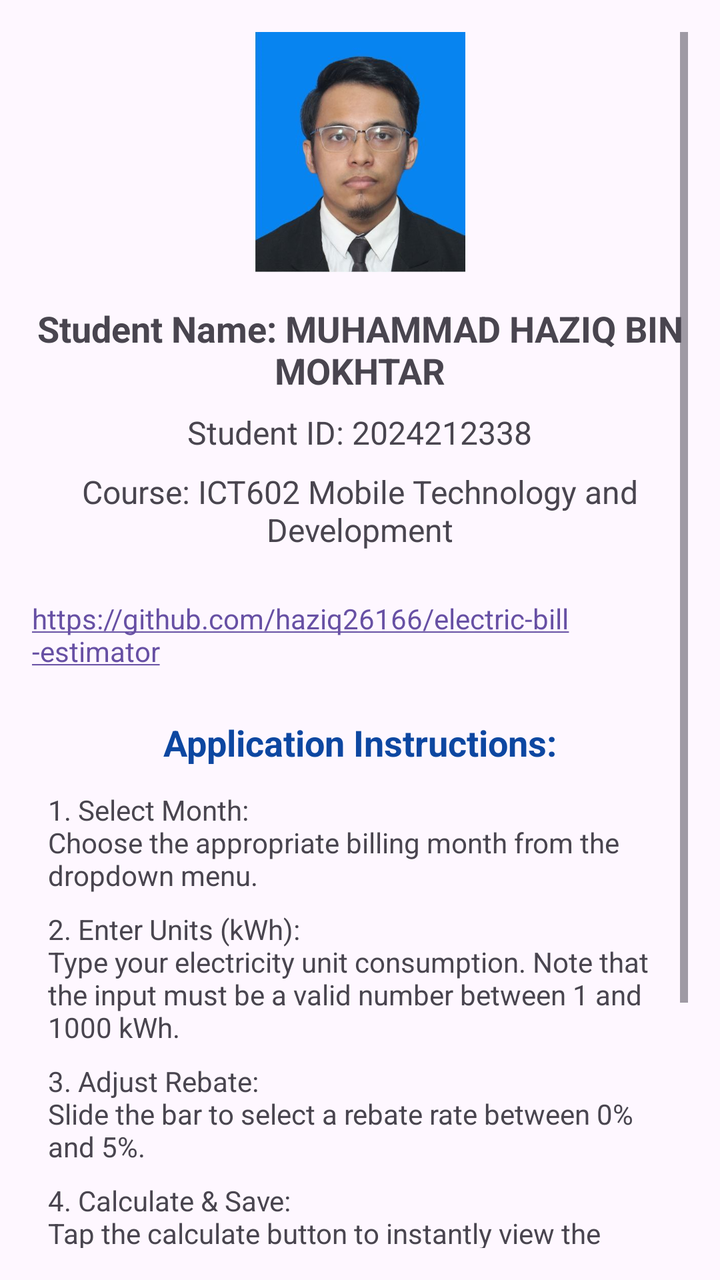
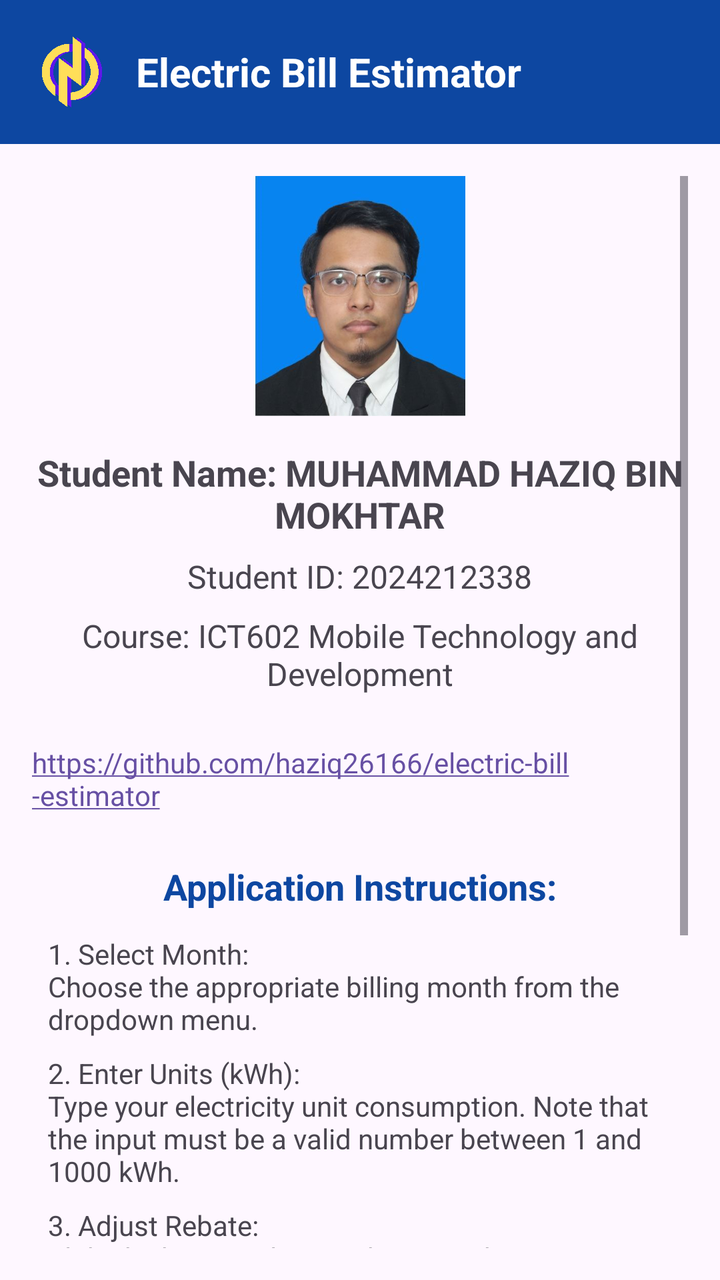

Compare the two renders of this Android layout. The source of the first and the diff that turns it into the second are given below.
<!-- AndroidManifest.xml: application theme Theme.ElectricBillEstimator -->
<!-- res/layout/activity_about.xml -->
<?xml version="1.0" encoding="utf-8"?>
<ScrollView
    xmlns:android="http://schemas.android.com/apk/res/android"
    android:layout_width="match_parent"
    android:layout_height="match_parent"
    android:padding="16dp">

    <LinearLayout
        android:layout_width="match_parent"
        android:layout_height="wrap_content"
        android:orientation="vertical"
        android:gravity="center_horizontal">

        <ImageView
            android:layout_width="120dp"
            android:layout_height="120dp"
            android:src="@drawable/profile"
            android:layout_gravity="center"
            android:layout_marginBottom="16dp"
            android:contentDescription="Student Profile Picture"/>

        <TextView
            android:layout_width="match_parent"
            android:layout_height="wrap_content"
            android:text="Student Name: MUHAMMAD HAZIQ BIN MOKHTAR"
            android:textSize="18sp"
            android:textStyle="bold"
            android:gravity="center" />

        <TextView
            android:layout_width="wrap_content"
            android:layout_height="wrap_content"
            android:text="Student ID: 2024212338"
            android:textSize="16sp"
            android:layout_marginTop="8dp"/>

        <TextView
            android:layout_width="match_parent"
            android:layout_height="wrap_content"
            android:text="Course: ICT602 Mobile Technology and Development"
            android:textSize="16sp"
            android:layout_marginTop="8dp"
            android:gravity="center" />

        <TextView
            android:id="@+id/tvGithubLink"
            android:layout_width="wrap_content"
            android:layout_height="wrap_content"
            android:text="@string/about_url"
            android:textColor="#1976D2"
            android:layout_marginTop="24dp"
            android:autoLink="web"/>

        <TextView
            android:layout_width="match_parent"
            android:layout_height="wrap_content"
            android:text="Application Instructions:"
            android:textSize="18sp"
            android:textStyle="bold"
            android:textColor="#0D47A1"
            android:layout_marginTop="24dp"
            android:gravity="center" />

        <TextView
            android:layout_width="match_parent"
            android:layout_height="wrap_content"
            android:text="1. Select Month:\nChoose the appropriate billing month from the dropdown menu."
            android:textSize="14sp"
            android:layout_marginTop="12dp"
            android:paddingStart="8dp"
            android:paddingEnd="8dp" />

        <TextView
            android:layout_width="match_parent"
            android:layout_height="wrap_content"
            android:text="2. Enter Units (kWh):\nType your electricity unit consumption. Note that the input must be a valid number between 1 and 1000 kWh."
            android:textSize="14sp"
            android:layout_marginTop="8dp"
            android:paddingStart="8dp"
            android:paddingEnd="8dp" />

        <TextView
            android:layout_width="match_parent"
            android:layout_height="wrap_content"
            android:text="3. Adjust Rebate:\nSlide the bar to select a rebate rate between 0% and 5%."
            android:textSize="14sp"
            android:layout_marginTop="8dp"
            android:paddingStart="8dp"
            android:paddingEnd="8dp" />

        <TextView
            android:layout_width="match_parent"
            android:layout_height="wrap_content"
            android:text="4. Calculate &amp; Save:\nTap the calculate button to instantly view the calculated total charges and the final cost breakdown. This action automatically saves the data to the local database."
            android:textSize="14sp"
            android:layout_marginTop="8dp"
            android:paddingStart="8dp"
            android:paddingEnd="8dp" />

        <TextView
            android:layout_width="match_parent"
            android:layout_height="wrap_content"
            android:text="5. Manage Records:\nTap 'View Records' to open your history. Tap any historical record item to view its details, edit the inputs, or completely delete it."
            android:textSize="14sp"
            android:layout_marginTop="8dp"
            android:paddingStart="8dp"
            android:paddingEnd="8dp" />

        <TextView
            android:layout_width="wrap_content"
            android:layout_height="wrap_content"
            android:text="© 2026. All Rights Reserved."
            android:layout_marginTop="32dp"
            android:textStyle="italic"/>

    </LinearLayout>
</ScrollView>
<!-- resources referenced by this layout -->
<resources>
  <!-- drawable profile: jpg bitmap (drawable, 21682 bytes) -->
  <string name="about_url">https://github.com/haziq26166/electric-bill-estimator</string>
  <style name="Theme.ElectricBillEstimator" parent="Base.Theme.ElectricBillEstimator" />
  <style name="Base.Theme.ElectricBillEstimator" parent="Theme.Material3.DayNight.NoActionBar">
          
          
      </style>
</resources>

<!-- the commit's change to res/layout/activity_about.xml (unified diff, before → after) -->
@@ -1,117 +1,146 @@
 <?xml version="1.0" encoding="utf-8"?>
-<ScrollView
-    xmlns:android="http://schemas.android.com/apk/res/android"
+<LinearLayout xmlns:android="http://schemas.android.com/apk/res/android"
     android:layout_width="match_parent"
     android:layout_height="match_parent"
-    android:padding="16dp">
+    android:orientation="vertical">
 
     <LinearLayout
         android:layout_width="match_parent"
         android:layout_height="wrap_content"
-        android:orientation="vertical"
-        android:gravity="center_horizontal">
+        android:orientation="horizontal"
+        android:background="@color/primaryColor"
+        android:padding="16dp"
+        android:gravity="center_vertical">
 
         <ImageView
-            android:layout_width="120dp"
-            android:layout_height="120dp"
-            android:src="@drawable/profile"
-            android:layout_gravity="center"
-            android:layout_marginBottom="16dp"
-            android:contentDescription="Student Profile Picture"/>
-
-        <TextView
-            android:layout_width="match_parent"
-            android:layout_height="wrap_content"
-            android:text="Student Name: MUHAMMAD HAZIQ BIN MOKHTAR"
-            android:textSize="18sp"
-            android:textStyle="bold"
-            android:gravity="center" />
+            android:layout_width="40dp"
+            android:layout_height="40dp"
+            android:src="@drawable/logo"
+            android:layout_marginEnd="12dp"
+            android:contentDescription="App Logo" />
 
         <TextView
             android:layout_width="wrap_content"
             android:layout_height="wrap_content"
-            android:text="Student ID: 2024212338"
-            android:textSize="16sp"
-            android:layout_marginTop="8dp"/>
+            android:text="Electric Bill Estimator"
+            android:textColor="#FFFFFF"
+            android:textSize="20sp"
+            android:textStyle="bold" />
+    </LinearLayout>
 
-        <TextView
+    <ScrollView
+        android:layout_width="match_parent"
+        android:layout_height="match_parent"
+        android:padding="16dp">
+
+        <LinearLayout
             android:layout_width="match_parent"
             android:layout_height="wrap_content"
-            android:text="Course: ICT602 Mobile Technology and Development"
-            android:textSize="16sp"
-            android:layout_marginTop="8dp"
-            android:gravity="center" />
+            android:orientation="vertical"
+            android:gravity="center_horizontal">
 
-        <TextView
-            android:id="@+id/tvGithubLink"
-            android:layout_width="wrap_content"
-            android:layout_height="wrap_content"
-            android:text="@string/about_url"
-            android:textColor="#1976D2"
-            android:layout_marginTop="24dp"
-            android:autoLink="web"/>
+            <ImageView
+                android:layout_width="120dp"
+                android:layout_height="120dp"
+                android:src="@drawable/profile"
+                android:layout_gravity="center"
+                android:layout_marginBottom="16dp"
+                android:contentDescription="Student Profile Picture"/>
 
-        <TextView
-            android:layout_width="match_parent"
-            android:layout_height="wrap_content"
-            android:text="Application Instructions:"
-            android:textSize="18sp"
-            android:textStyle="bold"
-            android:textColor="#0D47A1"
-            android:layout_marginTop="24dp"
-            android:gravity="center" />
+            <TextView
+                android:layout_width="match_parent"
+                android:layout_height="wrap_content"
+                android:text="Student Name: MUHAMMAD HAZIQ BIN MOKHTAR"
+                android:textSize="18sp"
+                android:textStyle="bold"
+                android:gravity="center" />
 
-        <TextView
-            android:layout_width="match_parent"
-            android:layout_height="wrap_content"
-            android:text="1. Select Month:\nChoose the appropriate billing month from the dropdown menu."
-            android:textSize="14sp"
-            android:layout_marginTop="12dp"
-            android:paddingStart="8dp"
-            android:paddingEnd="8dp" />
+            <TextView
+                android:layout_width="wrap_content"
+                android:layout_height="wrap_content"
+                android:text="Student ID: 2024212338"
+                android:textSize="16sp"
+                android:layout_marginTop="8dp"/>
 
-        <TextView
-            android:layout_width="match_parent"
-            android:layout_height="wrap_content"
-            android:text="2. Enter Units (kWh):\nType your electricity unit consumption. Note that the input must be a valid number between 1 and 1000 kWh."
-            android:textSize="14sp"
-            android:layout_marginTop="8dp"
-            android:paddingStart="8dp"
-            android:paddingEnd="8dp" />
+            <TextView
+                android:layout_width="match_parent"
+                android:layout_height="wrap_content"
+                android:text="Course: ICT602 Mobile Technology and Development"
+                android:textSize="16sp"
+                android:layout_marginTop="8dp"
+                android:gravity="center" />
 
-        <TextView
-            android:layout_width="match_parent"
-            android:layout_height="wrap_content"
-            android:text="3. Adjust Rebate:\nSlide the bar to select a rebate rate between 0% and 5%."
-            android:textSize="14sp"
-            android:layout_marginTop="8dp"
-            android:paddingStart="8dp"
-            android:paddingEnd="8dp" />
+            <TextView
+                android:id="@+id/tvGithubLink"
+                android:layout_width="wrap_content"
+                android:layout_height="wrap_content"
+                android:text="@string/about_url"
+                android:textColor="#1976D2"
+                android:layout_marginTop="24dp"
+                android:autoLink="web"/>
 
-        <TextView
-            android:layout_width="match_parent"
-            android:layout_height="wrap_content"
-            android:text="4. Calculate &amp; Save:\nTap the calculate button to instantly view the calculated total charges and the final cost breakdown. This action automatically saves the data to the local database."
-            android:textSize="14sp"
-            android:layout_marginTop="8dp"
-            android:paddingStart="8dp"
-            android:paddingEnd="8dp" />
+            <TextView
+                android:layout_width="match_parent"
+                android:layout_height="wrap_content"
+                android:text="Application Instructions:"
+                android:textSize="18sp"
+                android:textStyle="bold"
+                android:textColor="#0D47A1"
+                android:layout_marginTop="24dp"
+                android:gravity="center" />
 
-        <TextView
-            android:layout_width="match_parent"
-            android:layout_height="wrap_content"
-            android:text="5. Manage Records:\nTap 'View Records' to open your history. Tap any historical record item to view its details, edit the inputs, or completely delete it."
-            android:textSize="14sp"
-            android:layout_marginTop="8dp"
-            android:paddingStart="8dp"
-            android:paddingEnd="8dp" />
+            <TextView
+                android:layout_width="match_parent"
+                android:layout_height="wrap_content"
+                android:text="1. Select Month:\nChoose the appropriate billing month from the dropdown menu."
+                android:textSize="14sp"
+                android:layout_marginTop="12dp"
+                android:paddingStart="8dp"
+                android:paddingEnd="8dp" />
 
-        <TextView
-            android:layout_width="wrap_content"
-            android:layout_height="wrap_content"
-            android:text="© 2026. All Rights Reserved."
-            android:layout_marginTop="32dp"
-            android:textStyle="italic"/>
+            <TextView
+                android:layout_width="match_parent"
+                android:layout_height="wrap_content"
+                android:text="2. Enter Units (kWh):\nType your electricity unit consumption. Note that the input must be a valid number between 1 and 1000 kWh."
+                android:textSize="14sp"
+                android:layout_marginTop="8dp"
+                android:paddingStart="8dp"
+                android:paddingEnd="8dp" />
 
-    </LinearLayout>
-</ScrollView>
+            <TextView
+                android:layout_width="match_parent"
+                android:layout_height="wrap_content"
+                android:text="3. Adjust Rebate:\nSlide the bar to select a rebate rate between 0% and 5%."
+                android:textSize="14sp"
+                android:layout_marginTop="8dp"
+                android:paddingStart="8dp"
+                android:paddingEnd="8dp" />
+
+            <TextView
+                android:layout_width="match_parent"
+                android:layout_height="wrap_content"
+                android:text="4. Calculate &amp; Save:\nTap the calculate button to instantly view the calculated total charges and the final cost breakdown. This action automatically saves the data to the local database."
+                android:textSize="14sp"
+                android:layout_marginTop="8dp"
+                android:paddingStart="8dp"
+                android:paddingEnd="8dp" />
+
+            <TextView
+                android:layout_width="match_parent"
+                android:layout_height="wrap_content"
+                android:text="5. Manage Records:\nTap 'View Records' to open your history. Tap any historical record item to view its details, edit the inputs, or completely delete it."
+                android:textSize="14sp"
+                android:layout_marginTop="8dp"
+                android:paddingStart="8dp"
+                android:paddingEnd="8dp" />
+
+            <TextView
+                android:layout_width="wrap_content"
+                android:layout_height="wrap_content"
+                android:text="© 2026. All Rights Reserved."
+                android:layout_marginTop="32dp"
+                android:textStyle="italic"/>
+
+        </LinearLayout>
+    </ScrollView>
+</LinearLayout>
<!-- resource entries referenced after the edit -->
@@ -1,5 +1,7 @@
 <!-- resources referenced by this layout -->
 <resources>
+  <color name="primaryColor">#0D47A1</color>
+  <!-- drawable logo: png bitmap (drawable, 116946 bytes) -->
   <!-- drawable profile: jpg bitmap (drawable, 21682 bytes) -->
   <string name="about_url">https://github.com/haziq26166/electric-bill-estimator</string>
   <style name="Theme.ElectricBillEstimator" parent="Base.Theme.ElectricBillEstimator" />
